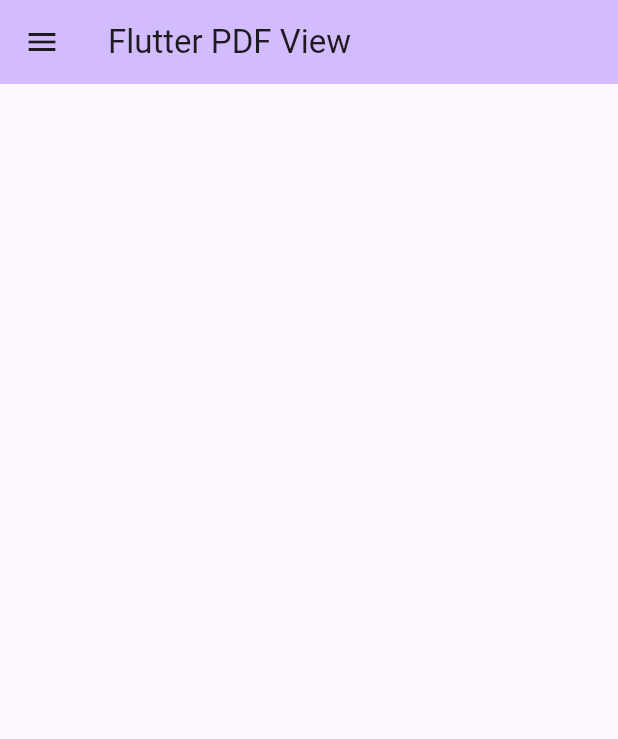
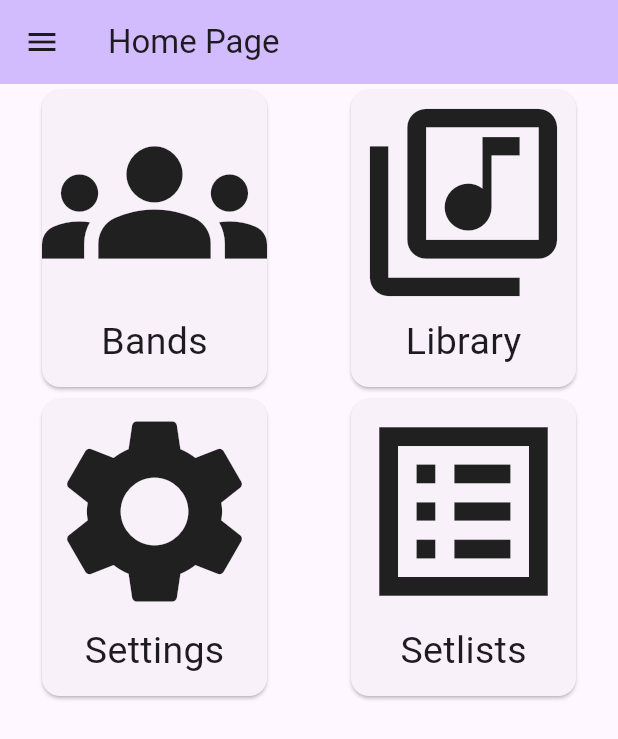
Before and after one commit to Houdini888/ZPI_frontend, a Flutter app: the screen it shows after launch, on a phone screen of 412 x 824 dp. Shown: the top 739 px of the screen. Run offline on Flutter 3.47's test engine with Material 3 defaults, Android fonts, the phone set to English and light mode, and no system bars; our stand-ins replace convert, file_picker; missing offline and left inert: pdfx.

Commit message:
Merged + home page

```diff
--- a/zpi_frontend/lib/main.dart
+++ b/zpi_frontend/lib/main.dart
@@ -1,6 +1,7 @@
 import 'package:flutter/material.dart';
+import 'package:zpi_frontend/src/screens/bandlistscreen.dart';
+import 'package:zpi_frontend/src/screens/library_main.dart';
 import 'package:zpi_frontend/src/widgets/app_drawer_menu.dart';
-
 
 void main() {
   runApp(const MyApp());
@@ -15,11 +16,10 @@ class MyApp extends StatelessWidget {
     return MaterialApp(
       title: 'Little Conductor',
       theme: ThemeData(
-
         colorScheme: ColorScheme.fromSeed(seedColor: Colors.deepPurple),
         useMaterial3: true,
       ),
-      home: const MyHomePage(title: 'Flutter PDF View'),
+      home: const MyHomePage(title: 'Home Page'),
     );
   }
 }
@@ -38,15 +38,12 @@ class _MyHomePageState extends State<MyHomePage> {
   Widget build(BuildContext context) {
     return Scaffold(
       appBar: AppBar(
-        backgroundColor: Theme
-            .of(context)
-            .colorScheme
-            .inversePrimary,
+        backgroundColor: Theme.of(context).colorScheme.inversePrimary,
         leading: Builder(
-          builder: (context) =>
-              IconButton(icon: new Icon(Icons.menu),
-                onPressed: () => Scaffold.of(context).openDrawer(),
-              ),
+          builder: (context) => IconButton(
+            icon: new Icon(Icons.menu),
+            onPressed: () => Scaffold.of(context).openDrawer(),
+          ),
         ),
         title: Text(widget.title),
       ),
@@ -56,6 +53,89 @@ class _MyHomePageState extends State<MyHomePage> {
   }
 
   Widget _buildUI() {
-    return Column();
+    return GridView.count(
+      physics: const NeverScrollableScrollPhysics(),
+      crossAxisCount: 2,
+      // Generate 100 widgets that display their index in the List.
+      children: [
+        Center(
+          child: Card(
+            clipBehavior: Clip.hardEdge,
+            child: InkWell(
+              onTap: () {
+                Navigator.push(context, MaterialPageRoute(builder: (context)=> BandListScreen()));
+              },
+              child: const SizedBox(
+                child: Column(
+                    children: [
+                      Icon(Icons.groups, size: 150,),
+                      Text('Bands',
+                        style: TextStyle(fontSize: 25),)
+                    ]
+                )
+              ),
+            ),
+          ),
+        ),
+        Center(
+          child: Card(
+            clipBehavior: Clip.hardEdge,
+            child: InkWell(
+              onTap: () {
+                Navigator.push(context, MaterialPageRoute(builder: (context)=> LibraryMainPage(title: 'Library',)));
+              },
+              child: const SizedBox(
+                child: Column(
+                    children: [
+                      Icon(Icons.library_music_outlined, size: 150,),
+                      Text('Library',
+                        style: TextStyle(fontSize: 25),)
+                    ]
+                )
+              ),
+            ),
+          ),
+        ),
+        Center(
+          child: Card(
+            clipBehavior: Clip.hardEdge,
+            child: InkWell(
+              onTap: () {
+                debugPrint('Card tapped.');
+              },
+              child: const SizedBox(
+                child: Column(
+                    children: [
+                      Icon(Icons.settings, size: 150,),
+                      Text('Settings',
+                        style: TextStyle(fontSize: 25),)
+                    ]
+                )
+              ),
+            ),
+          ),
+        ),
+        Center(
+          child: Card(
+            clipBehavior: Clip.hardEdge,
+            child: InkWell(
+              onTap: () {
+                debugPrint('Card tapped.');
+              },
+              child: const SizedBox(
+                child:
+                  Column(
+                    children: [
+                      Icon(Icons.list_alt_sharp, size: 150,),
+                      Text('Setlists',
+                      style: TextStyle(fontSize: 25),)
+                    ]
+                  )
+              ),
+            ),
+          ),
+        ),
+      ],
+    );
   }
 }
--- a/zpi_frontend/lib/src/widgets/app_drawer_menu.dart
+++ b/zpi_frontend/lib/src/widgets/app_drawer_menu.dart
@@ -52,24 +52,22 @@ class _AppDrawerState extends State<AppDrawer> {
             leading: Icon(Icons.home),
             title: Text('Home'),
             onTap: () {
-              Navigator.pop(context); // Close the drawer
-              // Add navigation or functionality
+              Navigator.popUntil(context, (route) => route.isFirst);
             },
           ),
           ListTile(
             leading: Icon(Icons.library_music_outlined),
             title: Text('Library'),
             onTap: () {
-              Navigator.pop(context); // Close the drawer
+              Navigator.popUntil(context, (route) => route.isFirst); // Close the drawer
               Navigator.push(context, MaterialPageRoute(builder: (context)=> LibraryMainPage(title: 'Library',)));
-
             },
           ),
           ListTile(
             leading: Icon(Icons.groups),
             title: Text('Bands'),
             onTap: () {
-              Navigator.pop(context); // Close the drawer
+              Navigator.popUntil(context, (route) => route.isFirst);
               Navigator.push(context, MaterialPageRoute(builder: (context)=> BandListScreen()));
             },
           ),
@@ -77,11 +75,17 @@ class _AppDrawerState extends State<AppDrawer> {
             leading: Icon(Icons.settings),
             title: Text('Settings'),
             onTap: () {
+              Navigator.popUntil(context, (route) => route.isFirst);
+            },
+          ),
+          ListTile(
+            leading: Icon(Icons.list_alt_sharp),
+            title: Text('Setlists'),
+            onTap: () {
               Navigator.pop(context);// Close the drawer
               // Add navigation or functionality
             },
           ),
-
           Divider(), // Add a horizontal divider
 
           ListTile(
```
Also changed, not shown: zpi_frontend/lib/src/screens/setlists_main.dart (added).
